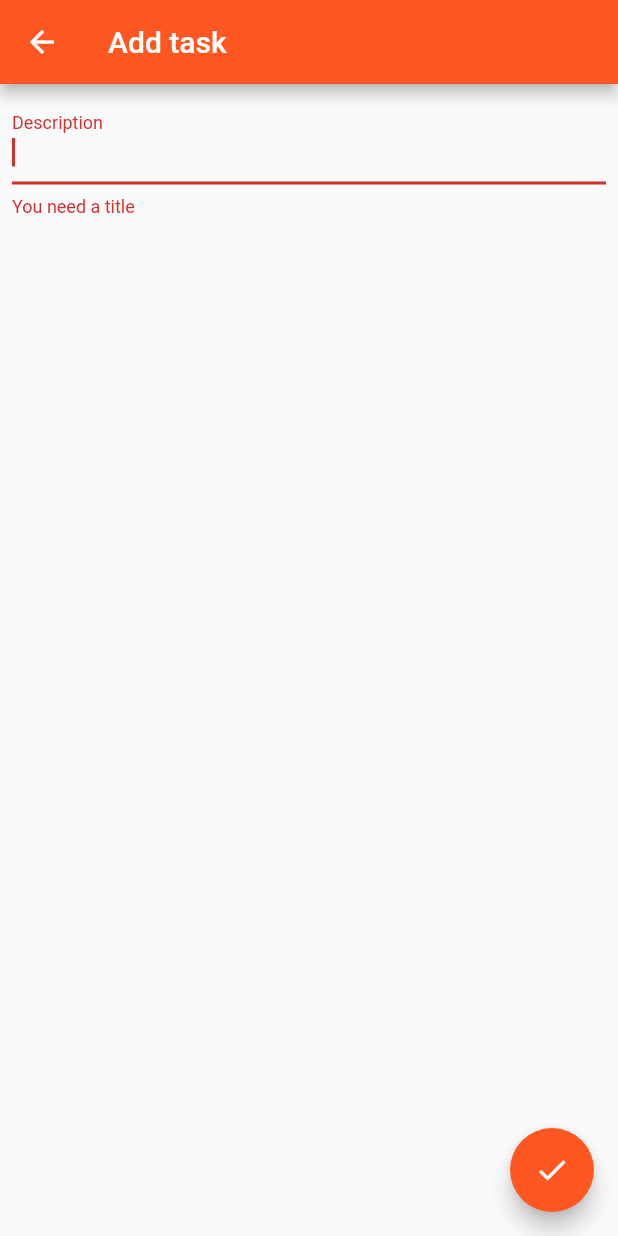
After one commit to xusoo/flutter-simple-todo, a Flutter app: the EditTaskPage screen opened directly, after a tap on the "check" icon, on a phone screen of 412 x 824 dp. The commit adds this screen. Run offline on Flutter 3.47's test engine with Material 2 defaults, Android fonts, the phone set to English and light mode, and no system bars.

Commit message:
Add tasks

```diff
--- /dev/null
+++ b/lib/edit_task_page.dart
@@ -0,0 +1,67 @@
+import 'package:flutter/cupertino.dart';
+import 'package:flutter/material.dart';
+import 'package:provider/provider.dart';
+import 'package:simple_todo/model/task.dart';
+import 'package:simple_todo/model/tasks_model.dart';
+
+class EditTaskPage extends StatefulWidget {
+  @override
+  _EditTaskPageState createState() => _EditTaskPageState();
+}
+
+class _EditTaskPageState extends State<EditTaskPage> {
+  final _formKey = GlobalKey<FormState>();
+
+  TextEditingController _descriptionController;
+
+  @override
+  void initState() {
+    super.initState();
+
+    _descriptionController = new TextEditingController();
+  }
+
+  void _saveTask() {
+    if (_formKey.currentState.validate()) {
+      String description = _descriptionController.text;
+
+      var model = Provider.of<TasksModel>(context, listen: false);
+      model.addTask(new Task(description: description));
+
+      Navigator.pop(context);
+    }
+  }
+
+  @override
+  Widget build(BuildContext context) {
+    return Scaffold(
+      appBar: AppBar(
+        title: Text('Add task'),
+      ),
+      body: Form(
+        key: _formKey,
+        child: Padding(
+          padding: const EdgeInsets.all(8.0),
+          child: Wrap(
+            runSpacing: 10,
+            children: [
+              TextFormField(
+                autofocus: true,
+                controller: _descriptionController,
+                decoration: const InputDecoration(
+                  labelText: 'Description',
+                ),
+                validator: (value) => value.isEmpty ? 'You need a title' : null,
+              )
+            ],
+          ),
+        ),
+      ),
+      floatingActionButton: FloatingActionButton(
+        child: Icon(Icons.check),
+        tooltip: 'Save task',
+        onPressed: _saveTask,
+      ),
+    );
+  }
+}
--- a/lib/main.dart
+++ b/lib/main.dart
@@ -1,5 +1,6 @@
 import 'package:flutter/material.dart';
 import 'package:provider/provider.dart';
+import 'package:simple_todo/edit_task_page.dart';
 import 'package:simple_todo/model/tasks_model.dart';
 import 'package:simple_todo/tasks_list.dart';
 
@@ -24,13 +25,21 @@ class MyApp extends StatelessWidget {
 }
 
 class HomePage extends StatelessWidget {
+  _addNewTask(context) {
+    Navigator.push(context, MaterialPageRoute(builder: (context) => EditTaskPage()));
+  }
+
   @override
   Widget build(BuildContext context) {
     return Scaffold(
-      appBar: AppBar(
-        title: const Text('Tasks'),
-      ),
-      body: TasksList(),
-    );
+        appBar: AppBar(
+          title: const Text('Tasks'),
+        ),
+        body: TasksList(),
+        floatingActionButton: FloatingActionButton(
+          onPressed: () => _addNewTask(context),
+          tooltip: 'Create new task',
+          child: const Icon(Icons.add),
+        ));
   }
 }
--- a/lib/model/tasks_model.dart
+++ b/lib/model/tasks_model.dart
@@ -13,6 +13,12 @@ class TasksModel with ChangeNotifier {
 
   get tasks => UnmodifiableListView(_tasks);
 
+  void addTask(Task task) {
+    task.id = _tasks.length + 1;
+    _tasks.add(task);
+    notifyListeners();
+  }
+
   void updateTask(Task task) {
     assert(task.id != null);
     notifyListeners();
```
